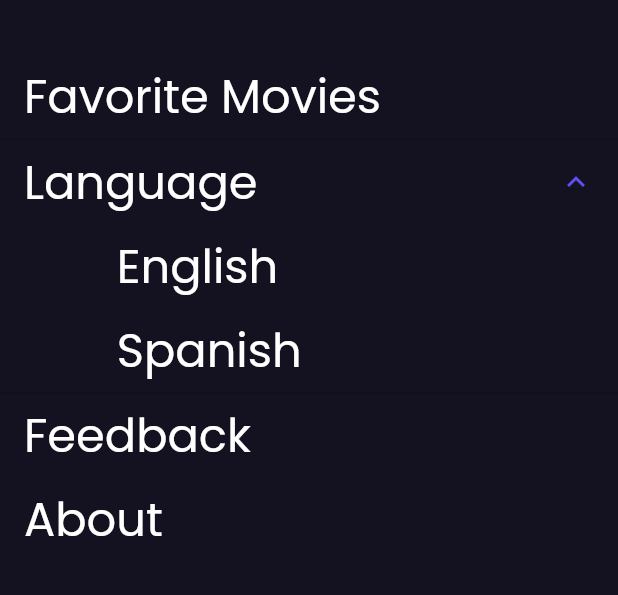
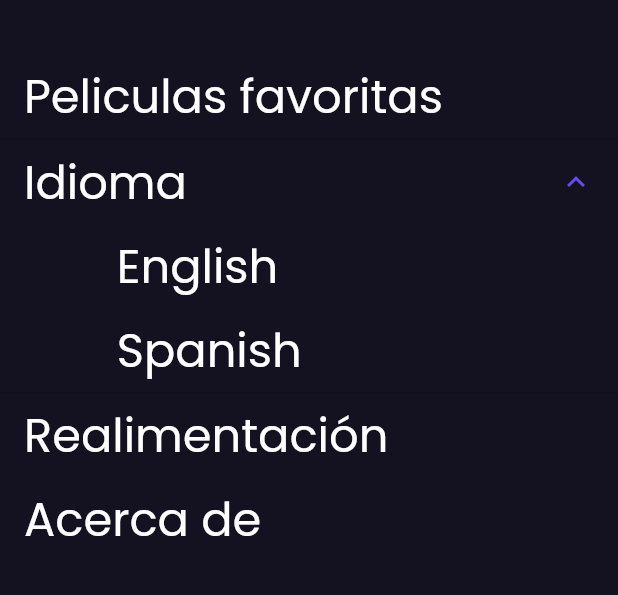
Before and after one commit to tridevdeka/MovieZone-Flutter, a Flutter app: the HomeNavigationDrawer widget shown alone on an empty page, opened directly, after a tap on "Language", after a tap on "Spanish", on a phone screen of 412 x 824 dp, the part 60-655 px from its top. Run offline on Flutter 3.47's test engine with Material 2 defaults, Android fonts, the phone set to English and light mode, and no system bars; our stand-ins replace cached_network_image, dartz, equatable, flutter_bloc, flutter_svg, get_it and 2 more; missing offline and left inert: dart:ffi; network calls fail.

Commit message:
Toggle language

```diff
--- /dev/null
+++ b/lib/common/constants/languages.dart
@@ -0,0 +1,12 @@
+import 'package:tmdb_movies_flutter/domain/entities/language_entity.dart';
+
+class Languages{
+
+  const Languages._();
+
+  static List<LanguageEntity> languages=[
+    LanguageEntity(code: 'en', value: 'English'),
+    LanguageEntity(code: 'es', value: 'Spanish'),
+  ];
+
+}
--- /dev/null
+++ b/lib/common/constants/translation_constants.dart
@@ -0,0 +1,35 @@
+class TranslationConstant{
+
+  TranslationConstant._();
+
+  static const String favoriteMovies = 'favoriteMovies';
+  static const String language = 'language';
+  static const String feedback = 'feedback';
+  static const String retry = 'retry';
+  static const String somethingWentWrong = 'somethingWentWrong';
+  static const String checkNetwork = 'checkNetwork';
+  static const String about = 'about';
+  static const String okay = 'okay';
+  static const String aboutDescription = 'aboutDescription';
+  static const String popular = 'popular';
+  static const String now = 'now';
+  static const String soon = 'soon';
+  static const String noMovies = 'noMovies';
+  static const String cast = 'cast';
+  static const String watchTrailers = 'watchTrailers';
+  static const String noMoviesSearched = 'noMoviesSearched';
+  static const String noFavoriteMovie = 'noFavoriteMovie';
+  static const String username = 'username';
+  static const String password = 'password';
+  static const String loginToMovieApp = 'loginToMovieApp';
+  static const String signIn = 'signIn';
+  static const String wrongUsernamePassword = 'wrongUsernamePassword';
+  static const String noNetwork = 'noNetwork';
+  static const String logout = 'logout';
+  static const String sessionDenied = 'sessionDenied';
+  static const String enterTMDbUsername = 'enterTMDbUsername';
+  static const String enterPassword = 'enterPassword';
+  static const String guestSignIn = 'guestSignIn';
+
+
+}
--- a/lib/common/extensions/string_extension.dart
+++ b/lib/common/extensions/string_extension.dart
@@ -1,5 +1,13 @@
+import 'package:flutter/cupertino.dart';
+
+import '../../presentation/app_localization.dart';
+
 extension StringExtension on String {
   String toIntelliTrim(int size) {
     return length > size ? '${substring(0, size)}...' : this;
   }
+
+  String? t(BuildContext context){
+    return AppLocalization.of(context)?.translate(this);
+  }
 }
--- a/lib/data/core/api_client.dart
+++ b/lib/data/core/api_client.dart
@@ -11,12 +11,13 @@ class ApiClient {
 
   dynamic get(String path) async {
     final response = await _client.get(
-      Uri.parse(
-          '${ApiConstants.BASE_URL}$path?api_key=${ApiConstants.API_KEY}'),
+      Uri.parse('${ApiConstants.BASE_URL}$path?api_key=${ApiConstants.API_KEY}'),
       headers: {
         'Content-Type': 'application/json',
       },
     );
+
+    print('PATH:: $path STATUS_CODE:: ${response.statusCode}  MSG:: ${response.reasonPhrase}');
 
     if (response.statusCode == 200) {
       return json.decode(response.body);
--- a/lib/data/core/api_constants.dart
+++ b/lib/data/core/api_constants.dart
@@ -1,5 +1,5 @@
 class ApiConstants {
   static var BASE_URL = "https://api.themoviedb.org/3/";
-  static var API_KEY = "b30a36eb37cf77e2423c668d7efbc2a8";
+  static var API_KEY = "b30a36eb37cf77e2423c668d7efbc2a8";//'ea48796026b67921c25cfa26450465cc';
   static var BASE_URL_IMAGE = "https://image.tmdb.org/t/p/w500/";
 }
--- a/lib/data/data_sources/movie_remote_data_source.dart
+++ b/lib/data/data_sources/movie_remote_data_source.dart
@@ -5,8 +5,11 @@ import '../models/results.dart';
 
 abstract class MovieRemoteDataSource {
   Future<List<MovieModel>> getTrending();
+
   Future<List<MovieModel>> getPopular();
+
   Future<List<MovieModel>> getPlayingNow();
+
   Future<List<MovieModel>> getComingSoon();
 }
 
@@ -19,7 +22,6 @@ class MovieRemoteDataSourceImpl extends MovieRemoteDataSource {
   Future<List<MovieModel>> getTrending() async {
     final responseBody = await _client.get('trending/movie/day');
     final movies = MoviesResultModel.fromJson(responseBody).results;
-    print('TRENDING:: $movies');
     return movies!;
   }
 
@@ -27,7 +29,6 @@ class MovieRemoteDataSourceImpl extends MovieRemoteDataSource {
   Future<List<MovieModel>> getPopular() async {
     final responseBody = await _client.get('movie/popular');
     final movies = MoviesResultModel.fromJson(responseBody).results;
-    print('POPULAR:: $movies');
     return movies!;
   }
 
@@ -35,7 +36,6 @@ class MovieRemoteDataSourceImpl extends MovieRemoteDataSource {
   Future<List<MovieModel>> getComingSoon() async {
     final responseBody = await _client.get('movie/upcoming');
     final movies = MoviesResultModel.fromJson(responseBody).results;
-    print('UPCOMING:: $movies');
     return movies!;
   }
 
@@ -43,7 +43,6 @@ class MovieRemoteDataSourceImpl extends MovieRemoteDataSource {
   Future<List<MovieModel>> getPlayingNow() async {
     final responseBody = await _client.get('movie/now_playing');
     final movies = MoviesResultModel.fromJson(responseBody).results;
-    print('NOW PLAYING:: $movies');
     return movies!;
   }
 }
--- a/lib/di/get_it.dart
+++ b/lib/di/get_it.dart
@@ -1,5 +1,6 @@
 import 'package:get_it/get_it.dart';
 import 'package:http/http.dart';
+import 'package:tmdb_movies_flutter/presentation/blocs/language_bloc/language_bloc/language_bloc.dart';
 import 'package:tmdb_movies_flutter/presentation/blocs/movie_backdrop_bloc/movie_backdrop_bloc.dart';
 import 'package:tmdb_movies_flutter/presentation/blocs/movie_carousel_bloc/movie_carousel_bloc.dart';
 import 'package:tmdb_movies_flutter/presentation/blocs/movie_tabbed/movie_tabbed_bloc.dart';
@@ -28,5 +29,6 @@ Future init() async {
     ..registerFactory(() => MovieBackdropBloc())
     ..registerFactory(() => MovieCarouselBloc(getItInstance(), getTrending: getItInstance()))
     ..registerFactory(() =>
-        MovieTabbedBloc(getPopular: getItInstance(), getPlayingNow: getItInstance(), getComingSoon: getItInstance()));
+        MovieTabbedBloc(getPopular: getItInstance(), getPlayingNow: getItInstance(), getComingSoon: getItInstance()))
+      ..registerSingleton(LanguageBloc());
 }
--- /dev/null
+++ b/lib/domain/entities/language_entity.dart
@@ -0,0 +1,7 @@
+class LanguageEntity{
+
+  final String code;
+  final String value;
+
+  LanguageEntity({required this.code, required this.value});
+}
--- /dev/null
+++ b/lib/presentation/app_localization.dart
@@ -0,0 +1,51 @@
+import 'dart:convert';
+
+import 'package:flutter/cupertino.dart';
+import 'package:flutter/services.dart';
+import 'package:tmdb_movies_flutter/common/constants/languages.dart';
+
+class AppLocalization {
+  final Locale locale;
+
+  AppLocalization(this.locale);
+
+  static AppLocalization? of(context) => Localizations.of<AppLocalization>(context, AppLocalization);
+
+  static LocalizationsDelegate<AppLocalization> delegate = _AppLocalizationDelegate();
+
+  Map<String, String>? _localizedStrings;
+
+  Future<bool> load() async {
+    final jsonString = await rootBundle.loadString('assets/languages/${locale.languageCode}.json');
+    final Map<String, dynamic> jsonMap = json.decode(jsonString);
+    _localizedStrings = jsonMap.map((key, value) => MapEntry(key, value.toString()));
+    return true;
+  }
+
+  String? translate(String key) {
+    return _localizedStrings![key];
+  }
+}
+
+class _AppLocalizationDelegate extends LocalizationsDelegate<AppLocalization> {
+  const _AppLocalizationDelegate();
+
+  @override
+  bool isSupported(Locale locale) {
+    return Languages.languages.map((e) => e.code).toList().contains(locale.languageCode);
+  }
+
+  @override
+  Future<AppLocalization> load(Locale locale) async {
+    AppLocalization appLocalization = AppLocalization(
+      locale,
+    );
+    await appLocalization.load();
+    return appLocalization;
+  }
+
+  @override
+  bool shouldReload(covariant LocalizationsDelegate<AppLocalization> old) {
+    return false;
+  }
+}
--- /dev/null
+++ b/lib/presentation/blocs/language_bloc/language_bloc/language_bloc.dart
@@ -0,0 +1,22 @@
+import 'dart:async';
+import 'dart:ui';
+
+import 'package:equatable/equatable.dart';
+import 'package:flutter_bloc/flutter_bloc.dart';
+import 'package:tmdb_movies_flutter/domain/entities/language_entity.dart';
+
+import '../../../../common/constants/languages.dart';
+
+part 'language_event.dart';
+
+part 'language_state.dart';
+
+class LanguageBloc extends Bloc<LanguageEvent, LanguageState> {
+  LanguageBloc() : super(LanguageLoaded(locale: Locale(Languages.languages[0].code))) {
+    on<ToggleLanguageEvent>(_toggleLanguageEvent);
+  }
+
+  FutureOr<void> _toggleLanguageEvent(ToggleLanguageEvent event, Emitter<LanguageState> emit) {
+    emit(LanguageLoaded(locale: Locale(event.languageEntity.code)));
+  }
+}
--- /dev/null
+++ b/lib/presentation/blocs/language_bloc/language_bloc/language_event.dart
@@ -0,0 +1,17 @@
+part of 'language_bloc.dart';
+
+abstract class LanguageEvent extends Equatable {
+  const LanguageEvent();
+
+  @override
+  List<Object?> get props => [];
+}
+
+class ToggleLanguageEvent extends LanguageEvent {
+  final LanguageEntity languageEntity;
+
+  const ToggleLanguageEvent({required this.languageEntity});
+
+  @override
+  List<Object?> get props => [languageEntity.code];
+}
--- /dev/null
+++ b/lib/presentation/blocs/language_bloc/language_bloc/language_state.dart
@@ -0,0 +1,19 @@
+part of 'language_bloc.dart';
+
+abstract class LanguageState {
+  const LanguageState();
+
+  @override
+  List<Object> get props => [];
+}
+
+class LanguageInitial extends LanguageState {}
+
+class LanguageLoaded extends LanguageState {
+  final Locale locale;
+
+  const LanguageLoaded({required this.locale});
+
+  @override
+  List<Object> get props => [locale.languageCode];
+}
--- a/lib/presentation/journeys/drawer/navigation_drawer.dart
+++ b/lib/presentation/journeys/drawer/navigation_drawer.dart
@@ -1,6 +1,11 @@
 import 'package:flutter/material.dart';
+import 'package:flutter_bloc/flutter_bloc.dart';
+import 'package:tmdb_movies_flutter/common/constants/languages.dart';
 import 'package:tmdb_movies_flutter/common/constants/size_constants.dart';
+import 'package:tmdb_movies_flutter/common/constants/translation_constants.dart';
 import 'package:tmdb_movies_flutter/common/extensions/size_extensions.dart';
+import 'package:tmdb_movies_flutter/common/extensions/string_extension.dart';
+import 'package:tmdb_movies_flutter/presentation/blocs/language_bloc/language_bloc/language_bloc.dart';
 import 'package:tmdb_movies_flutter/presentation/journeys/drawer/navigation_list_item.dart';
 import 'package:tmdb_movies_flutter/presentation/widgets/logo.dart';
 
@@ -34,14 +39,23 @@ class HomeNavigationDrawer extends StatelessWidget {
                 height: Sizes.dimen_6.h,
               ),
             ),
-            NavigationListItem(title: 'Favorite Movies', onPressed: (){}),
-            NavigationExpandListItem(title: 'Language',onPressed: (){},
-            children: const [
-              'English',
-              'Spanish'
-            ],),
-            NavigationListItem(title: 'Feedback', onPressed: (){}),
-            NavigationListItem(title: 'About', onPressed: (){}),
+            NavigationListItem(
+              title: TranslationConstant.favoriteMovies.t(context)!,
+              onPressed: () {},
+            ),
+            NavigationExpandListItem(
+              title: TranslationConstant.language.t(context)!,
+              children: Languages.languages.map((e) => e.value).toList(),
+              onPressed: (index) {
+                BlocProvider.of<LanguageBloc>(context).add(
+                  ToggleLanguageEvent(
+                    languageEntity: Languages.languages[index],
+                  ),
+                );
+              },
+            ),
+            NavigationListItem(title: TranslationConstant.feedback.t(context)!, onPressed: () {}),
+            NavigationListItem(title: TranslationConstant.about.t(context)!, onPressed: () {}),
           ],
         ),
       ),
--- a/lib/presentation/journeys/drawer/navigation_expanded_list_tile.dart
+++ b/lib/presentation/journeys/drawer/navigation_expanded_list_tile.dart
@@ -10,11 +10,7 @@ class NavigationExpandListItem extends StatelessWidget {
 
   @override
   Widget build(BuildContext context) {
-    return GestureDetector(
-      onTap: (){
-        onPressed.call();
-      },
-      child: Container(
+    return Container(
       decoration: BoxDecoration(
         boxShadow: [
           BoxShadow(
@@ -31,10 +27,9 @@ class NavigationExpandListItem extends StatelessWidget {
         children: [
           for(int i=0;i<children.length;i++)
             NavigationSubListItem(title: children[i], onPressed: (){
-                onPressed.call();
+              onPressed.call(i);
             })
         ],
-        ),
       ),
     );
   }
--- a/lib/presentation/journeys/home/home_screen.dart
+++ b/lib/presentation/journeys/home/home_screen.dart
@@ -76,7 +76,7 @@ class _HomeScreenState extends State<HomeScreen> {
                       alignment: Alignment.topCenter,
                       heightFactor: 0.6,
                       child: MovieCarouselWidget(
-                        movies: loadedState.movies!,
+                        movies: loadedState.movies?? [],
                         defaultIndex: loadedState.defaultIndex,
                       ),
                     ),
--- a/lib/presentation/journeys/home/movie_tabbed/movie_tabbed_constants.dart
+++ b/lib/presentation/journeys/home/movie_tabbed/movie_tabbed_constants.dart
@@ -1,9 +1,11 @@
+import 'package:tmdb_movies_flutter/common/constants/translation_constants.dart';
+
 import 'tab.dart';
 
 class MovieTabbedConstants {
   static List<Tab> movieTabs = [
-    Tab(index: 0, title: 'Popular'),
-    Tab(index: 1, title: 'Now'),
-    Tab(index: 2, title: 'Soon'),
+    Tab(index: 0, title: TranslationConstant.popular),
+    Tab(index: 1, title: TranslationConstant.now),
+    Tab(index: 2, title: TranslationConstant.soon),
   ];
 }
--- a/lib/presentation/journeys/home/movie_tabbed/movie_tabbed_widget.dart
+++ b/lib/presentation/journeys/home/movie_tabbed/movie_tabbed_widget.dart
@@ -58,7 +58,7 @@ class _MovieTabbedWidgetState extends State<MovieTabbedWidget> with SingleTicker
                 else if (state is MovieTabbedChangedState)
                   Expanded(
                       child: MovieListViewBuilder(
-                    movies: state.movies!,
+                    movies: state.movies?? [],
                   ))
               ],
             ),
--- a/lib/presentation/journeys/home/movie_tabbed/tab_title_widget.dart
+++ b/lib/presentation/journeys/home/movie_tabbed/tab_title_widget.dart
@@ -5,6 +5,9 @@ import 'package:tmdb_movies_flutter/common/constants/size_constants.dart';
 import 'package:tmdb_movies_flutter/common/extensions/size_extensions.dart';
 import 'package:tmdb_movies_flutter/presentation/themes/theme_color.dart';
 import 'package:tmdb_movies_flutter/presentation/themes/theme_text.dart';
+
+import '../../../../common/constants/translation_constants.dart';
+import '../../../app_localization.dart';
 
 class TabTitleWidget extends StatelessWidget {
   final String title;
@@ -23,21 +26,11 @@ class TabTitleWidget extends StatelessWidget {
         decoration: BoxDecoration(
             color: Colors.transparent,
             border: Border(
-                bottom: BorderSide(
-                    width: Sizes.dimen_1.w,
-                    color: isSelected ? AppColor.royalBlue : Colors.transparent
-                )
-            )
-        ),
+                bottom:
+                    BorderSide(width: Sizes.dimen_1.w, color: isSelected ? AppColor.royalBlue : Colors.transparent))),
         child: Text(
-          title,
-          style: isSelected ? Theme
-              .of(context)
-              .textTheme
-              .royalBlueSubtitle1 : Theme
-              .of(context)
-              .textTheme
-              .titleLarge,
+          AppLocalization.of(context)?.translate(title) ?? "Error", //"Popular","Now","Soon",
+          style: isSelected ? Theme.of(context).textTheme.royalBlueSubtitle1 : Theme.of(context).textTheme.titleLarge,
         ),
       ),
     );
--- a/lib/presentation/widgets/movie_app.dart
+++ b/lib/presentation/widgets/movie_app.dart
@@ -1,32 +1,74 @@
-
 import 'package:flutter/material.dart';
+import 'package:flutter_bloc/flutter_bloc.dart';
+import 'package:flutter_localizations/flutter_localizations.dart';
+import 'package:tmdb_movies_flutter/common/constants/languages.dart';
 import 'package:tmdb_movies_flutter/common/screenutil/screenutil.dart';
+import 'package:tmdb_movies_flutter/di/get_it.dart';
+import 'package:tmdb_movies_flutter/presentation/app_localization.dart';
+import 'package:tmdb_movies_flutter/presentation/blocs/language_bloc/language_bloc/language_bloc.dart';
 import 'package:tmdb_movies_flutter/presentation/themes/theme_color.dart';
 import 'package:tmdb_movies_flutter/presentation/themes/theme_text.dart';
 
 import '../journeys/home/home_screen.dart';
 
-class MovieApp extends StatelessWidget {
+class MovieApp extends StatefulWidget {
   const MovieApp({super.key});
 
+  @override
+  State<MovieApp> createState() => _MovieAppState();
+}
+
+class _MovieAppState extends State<MovieApp> {
+  late LanguageBloc _languageBloc;
+
+  @override
+  void initState() {
+    _languageBloc = getItInstance<LanguageBloc>();
+    super.initState();
+  }
+
+  @override
+  void dispose() {
+    _languageBloc.close();
+    super.dispose();
+  }
 
   @override
   Widget build(BuildContext context) {
     ScreenUtil.init();
+    return BlocProvider<LanguageBloc>(
+      create: (context) => _languageBloc,
+      child: BlocBuilder<LanguageBloc, LanguageState>(
+        builder: (context, state) {
+          if(state is LanguageLoaded){
             return MaterialApp(
               debugShowCheckedModeBanner: false,
               title: 'Movie App',
               theme: ThemeData(
-        colorScheme: Theme.of(context).colorScheme.copyWith(
-            primary:AppColor.royalBlue
-        ),
+                unselectedWidgetColor: AppColor.royalBlue ,
+                colorScheme: Theme
+                    .of(context)
+                    .colorScheme
+                    .copyWith(primary: AppColor.royalBlue),
                 primaryColor: AppColor.vulcan,
                 scaffoldBackgroundColor: AppColor.vulcan,
                 visualDensity: VisualDensity.adaptivePlatformDensity,
                 textTheme: ThemeText.getTextTheme(),
                 appBarTheme: const AppBarTheme(elevation: 0),
               ),
+              supportedLocales: Languages.languages.map((e) => Locale(e.code)).toList(),
+              locale: state.locale,
+              localizationsDelegates: [
+                AppLocalization.delegate,
+                GlobalMaterialLocalizations.delegate,
+                GlobalWidgetsLocalizations.delegate,
+              ],
               home: HomeScreen(),
             );
           }
+          return SizedBox.shrink();
+        },
+      ),
+    );
   }
+}
--- a/pubspec.yaml
+++ b/pubspec.yaml
@@ -45,6 +45,8 @@ dependencies:
   flutter_bloc: ^7.0.0
   flutter_svg: ^2.0.7
   cached_network_image: ^3.2.3
+  flutter_localizations:
+    sdk: flutter
 
 
 dev_dependencies:
@@ -73,6 +75,7 @@ flutter:
   assets:
     - assets/svgs/
     - assets/pngs/
+    - assets/languages/
 
   # An image asset can refer to one or more resolution-specific "variants", see
   # https://flutter.dev/assets-and-images/#resolution-aware
```
Also changed, not shown: pubspec.lock, 1 other file. Lines whose indentation alone changed are shown as unchanged.
